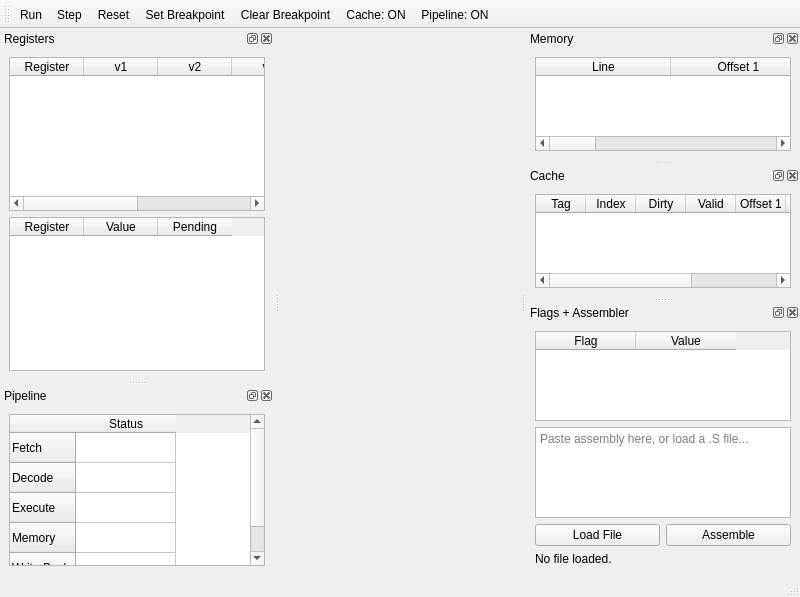
Before: the Qt Designer form gui/mainwindow.ui in nehaka02/DNA-v32, drawn with Qt 5.
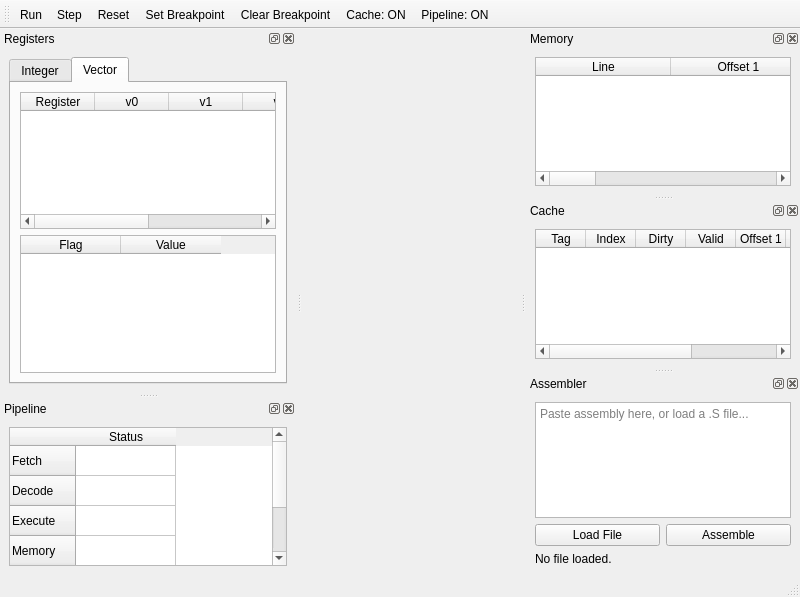
After: the same form once the commit is applied. The open tabs and pages were chosen to show the change.

Commit message: Separated vecReg and intReg into different tabs, moved pending reg table from assembler to respective reg tab

What changed in the file:
```diff
--- a/gui/mainwindow.ui
+++ b/gui/mainwindow.ui
@@ -43,62 +43,65 @@
    <widget class="QWidget" name="dockWidgetContents">
     <layout class="QVBoxLayout" name="verticalLayout_4">
      <item>
-      <widget class="QTableWidget" name="VecRegisterTable">
-       <attribute name="horizontalHeaderDefaultSectionSize">
-        <number>74</number>
-       </attribute>
-       <column>
-        <property name="text">
-         <string>Register</string>
-        </property>
-       </column>
-       <column>
-        <property name="text">
-         <string>v1</string>
-        </property>
-       </column>
-       <column>
-        <property name="text">
-         <string>v2</string>
-        </property>
-       </column>
-       <column>
-        <property name="text">
-         <string>v3</string>
-        </property>
-       </column>
-       <column>
-        <property name="text">
-         <string>v4</string>
-        </property>
-       </column>
-       <column>
-        <property name="text">
-         <string>Pending</string>
-        </property>
-       </column>
-      </widget>
-     </item>
-     <item>
-      <widget class="QTableWidget" name="IntRegisterTable">
-       <attribute name="horizontalHeaderDefaultSectionSize">
-        <number>74</number>
-       </attribute>
-       <column>
-        <property name="text">
-         <string>Register</string>
-        </property>
-       </column>
-       <column>
-        <property name="text">
-         <string>Value</string>
-        </property>
-       </column>
-       <column>
-        <property name="text">
-         <string>Pending</string>
-        </property>
-       </column>
+      <widget class="QTabWidget" name="registerTabWidget">
+       <property name="currentIndex">
+        <number>0</number>
+       </property>
+       <widget class="QWidget" name="intRegTab">
+        <attribute name="title">
+         <string>Integer</string>
+        </attribute>
+        <layout class="QVBoxLayout">
+         <item>
+          <widget class="QTableWidget" name="IntRegisterTable">
+           <attribute name="horizontalHeaderDefaultSectionSize">
+            <number>74</number>
+           </attribute>
+           <column><property name="text"><string>Register</string></property></column>
+           <column><property name="text"><string>Value</string></property></column>
+           <column><property name="text"><string>Pending</string></property></column>
+          </widget>
+         </item>
+         <item>
+            <widget class="QTableWidget" name="flagsTable">
+             <property name="maximumHeight">
+              <number>100</number>
+             </property>
+             <column><property name="text"><string>Flag</string></property></column>
+             <column><property name="text"><string>Value</string></property></column>
+            </widget>
+           </item>
+        </layout>
+       </widget>
+       <widget class="QWidget" name="vecRegTab">
+        <attribute name="title">
+         <string>Vector</string>
+        </attribute>
+        <layout class="QVBoxLayout">
+         <item>
+          <widget class="QTableWidget" name="VecRegisterTable">
+           <attribute name="horizontalHeaderDefaultSectionSize">
+            <number>74</number>
+           </attribute>
+           <column><property name="text"><string>Register</string></property></column>
+           <column><property name="text"><string>v0</string></property></column>
+           <column><property name="text"><string>v1</string></property></column>
+           <column><property name="text"><string>v2</string></property></column>
+           <column><property name="text"><string>v3</string></property></column>
+           <column><property name="text"><string>Pending</string></property></column>
+          </widget>
+         </item>
+         <item>
+            <widget class="QTableWidget" name="vcrFlagsTable">
+             <property name="maximumHeight">
+              <number>80</number>
+             </property>
+             <column><property name="text"><string>Flag</string></property></column>
+             <column><property name="text"><string>Value</string></property></column>
+            </widget>
+           </item>
+        </layout>
+       </widget>
       </widget>
      </item>
     </layout>
@@ -284,14 +287,14 @@
   </widget>
   <widget class="QDockWidget" name="assemblerDock">
    <property name="windowTitle">
-    <string>Flags + Assembler</string>
+    <string>Assembler</string>
    </property>
    <attribute name="dockWidgetArea">
     <number>2</number>
    </attribute>
    <widget class="QWidget" name="assemblerContents">
     <layout class="QVBoxLayout" name="assemblerLayout">
-     <item>
+    <!-- <item>
       <widget class="QTableWidget" name="flagsTable">
        <column>
         <property name="text">
@@ -304,7 +307,7 @@
         </property>
        </column>
       </widget>
-     </item>
+     </item>-->
      <item>
       <widget class="QTextEdit" name="assemblyInput">
        <property name="placeholderText">
```
Left out of the diff: 14 changed lines with no effect on the pictures. The commit also changes 3 other files.
